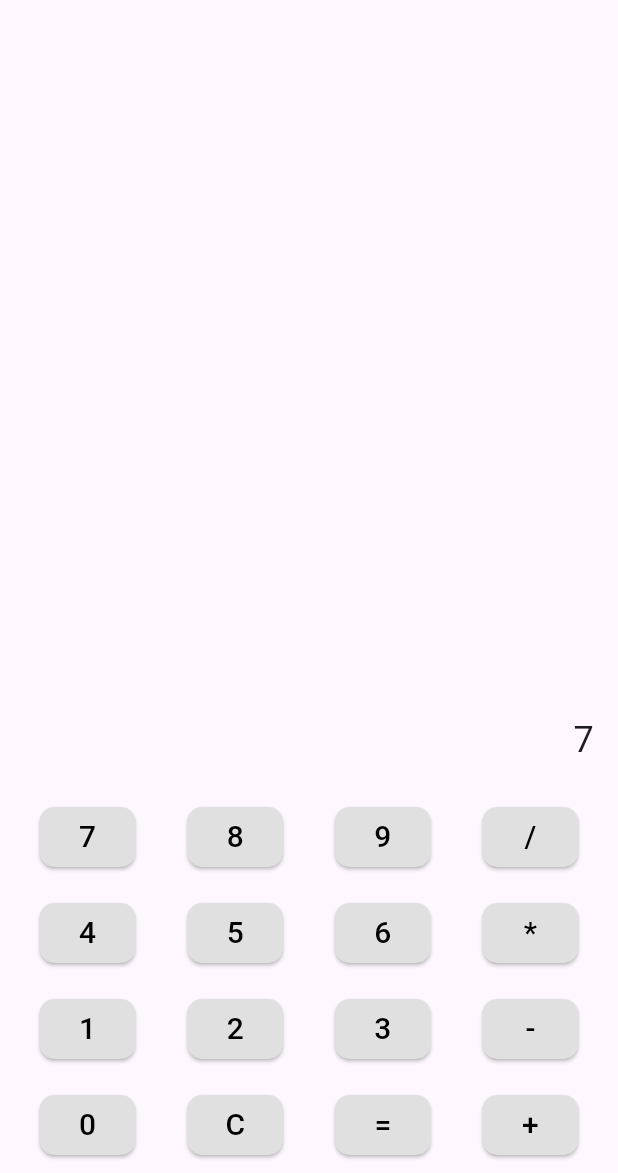
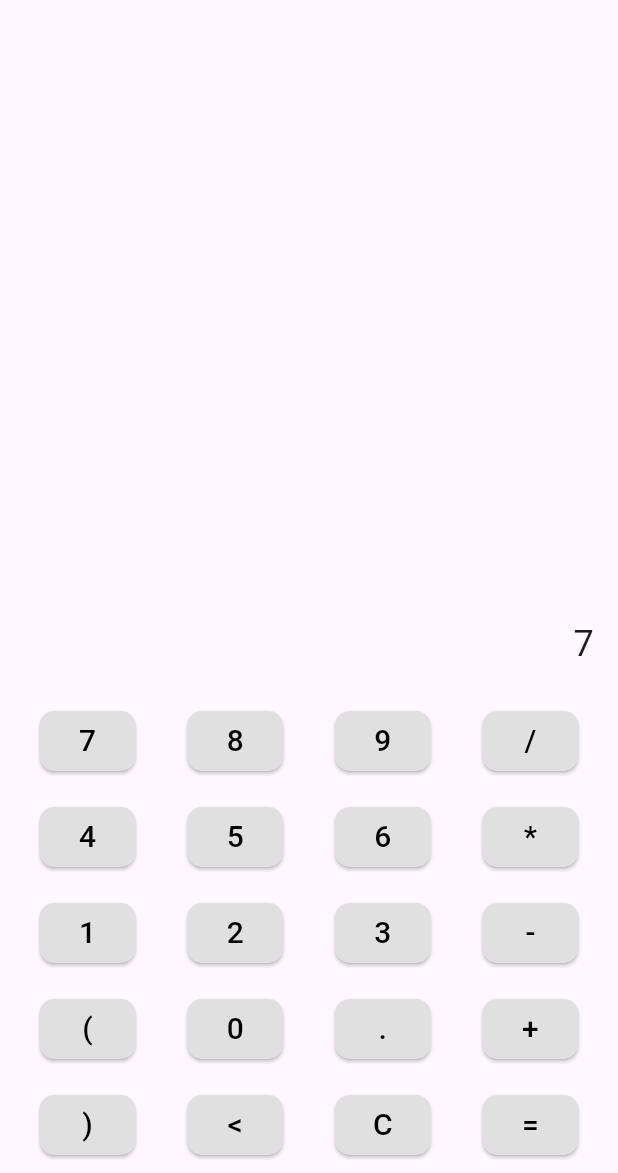
Before and after one commit to adrianobellia/pwd_keeper, a Flutter app: the CalculatorScreen screen opened directly, after a tap on an icon or button, on a phone screen of 412 x 824 dp, the part 63-1236 px from its top. Run offline on Flutter 3.47's test engine with Material 3 defaults, Android fonts, the phone set to English and light mode, and no system bars; our stand-ins replace math_expressions; missing offline and left inert: encrypt.

Commit message:
Added "( ) . <"  to the calculator

```diff
--- a/lib/Screen/calculator_screen.dart
+++ b/lib/Screen/calculator_screen.dart
@@ -18,9 +18,11 @@ class _CalculatorScreenState extends State<CalculatorScreen> with TickerProvider
       _clearExpression();
     } else if (text == '=') {
       _handleEqualsPressed();
+    } else if (text == '<') {
+      _handleBackspace();
     } else {
       setState(() {
-        if( _result != null)_result = null;
+        _result2expression();
         _expression += text;
       });
     }
@@ -32,6 +34,8 @@ class _CalculatorScreenState extends State<CalculatorScreen> with TickerProvider
     t.start();
   }
   Future<void> _tryToDecrypt() async {
+    if (!t.started){
+      t.start();
       try{
         List<ServiceData>? s = await EncryptionUtils.decryptFile(_expression);
         if (s!=null){
@@ -45,14 +49,13 @@ class _CalculatorScreenState extends State<CalculatorScreen> with TickerProvider
       }
       catch (e) {}
     }
+    else{
+      t.reset();
+    }
+  }
   Future<void> _handleEqualsPressed() async {
-    if (!t.started){
-      t.start();
       _tryToDecrypt();
-    }
-    t.reset();
       _evaluateExpression();
-
   }
   void _evaluateExpression() {
     try{
@@ -75,6 +78,21 @@ class _CalculatorScreenState extends State<CalculatorScreen> with TickerProvider
     setState(() {
       _expression = '';
       _result = null;
+    });
+  }
+  void _result2expression() {
+    if (_result != null)
+    {
+      _expression = _result;
+      _result = null;
+    }
+  }
+  void _handleBackspace() {
+    setState(() {
+      _result2expression();
+      if (_expression.isNotEmpty) {
+        _expression = _expression.substring(0, _expression.length - 1);
+      }
     });
   }
   @override
@@ -125,10 +143,19 @@ class _CalculatorScreenState extends State<CalculatorScreen> with TickerProvider
           Row(
             mainAxisAlignment: MainAxisAlignment.spaceEvenly,
             children: [
+              _buildButton('('), // Tasto Backspace
               _buildButton('0'),
+              _buildButton('.'),
+              _buildButton('+'),
+            ],
+          ),
+          Row(
+            mainAxisAlignment: MainAxisAlignment.spaceEvenly,
+            children: [
+              _buildButton(')'),
+              _buildButton('<'),
               _buildButton('C'),
               _buildButton('='),
-              _buildButton('+'),
             ],
           ),
         ],
```
Also changed, not shown: lib/Utils/timer.dart (+1 -7 lines). Lines whose indentation alone changed are shown as unchanged.
